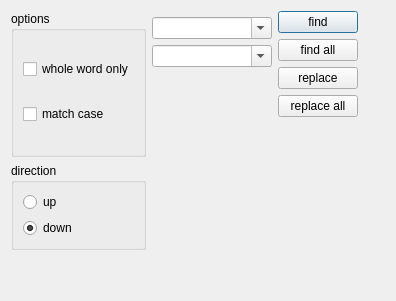
The window that ScriptCommunicator/ScriptEditor/findDialog.ui (szieke/ScriptCommunicator_serial-terminal) describes before a commit, drawn with Qt 5.
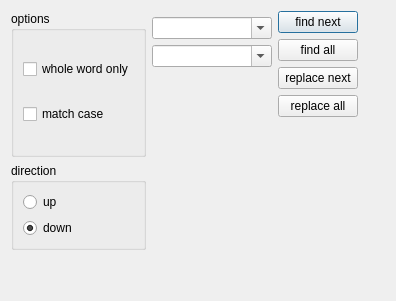
The same window after the commit. Icons and pictures are not drawn.

```diff
--- a/ScriptCommunicator/ScriptEditor/findDialog.ui
+++ b/ScriptCommunicator/ScriptEditor/findDialog.ui
@@ -119,7 +119,7 @@
         <bool>true</bool>
        </property>
        <property name="text">
-        <string>find</string>
+        <string>find next</string>
        </property>
       </widget>
      </item>
@@ -133,7 +133,7 @@
      <item>
       <widget class="QPushButton" name="replacePushButton">
        <property name="text">
-        <string>replace</string>
+        <string>replace next</string>
        </property>
       </widget>
      </item>
```
Left out of the diff: 12 changed lines with no effect on the pictures.
